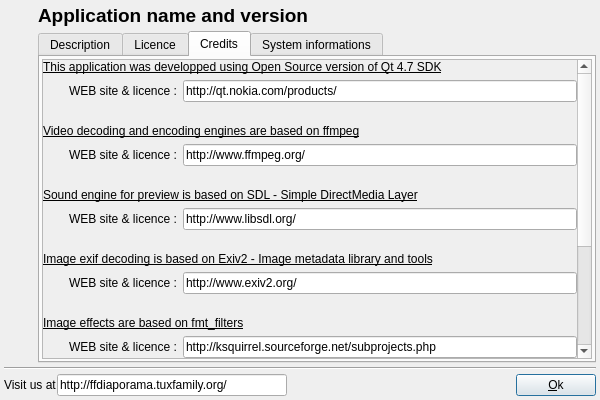
Above: DlgAbout.ui from boenki/ffdiaporama before the change. Below: the same form after it.
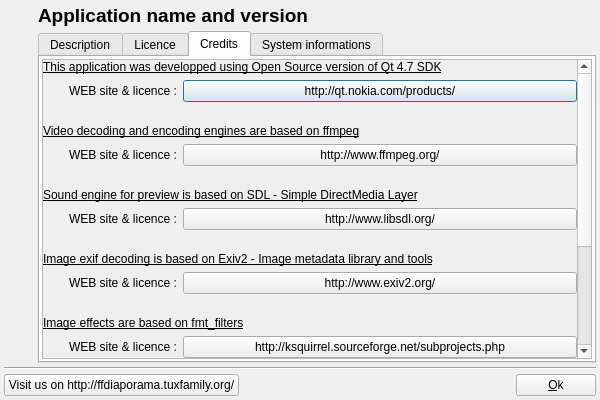
That is the form after the change. The open tabs and pages were chosen to show the change. Icons and pictures are not drawn.

Commit message: Redirection vers le site web pour les fonctions d'aides + liens html dans la boite about

What changed in the file:
```diff
--- a/DlgAbout.ui
+++ b/DlgAbout.ui
@@ -293,7 +293,7 @@
                 <x>0</x>
                 <y>0</y>
                 <width>478</width>
-                <height>494</height>
+                <height>508</height>
                </rect>
               </property>
               <layout class="QGridLayout" name="gridLayout_2">
@@ -322,16 +322,6 @@
                  </property>
                 </widget>
                </item>
-               <item row="1" column="2">
-                <widget class="QLineEdit" name="lineEdit">
-                 <property name="text">
-                  <string notr="true">http://qt.nokia.com/products/</string>
-                 </property>
-                 <property name="readOnly">
-                  <bool>true</bool>
-                 </property>
-                </widget>
-               </item>
                <item row="1" column="0">
                 <widget class="QLabel" name="label_4">
                  <property name="minimumSize">
@@ -364,14 +354,7 @@
                  <property name="alignment">
                   <set>Qt::AlignBottom|Qt::AlignLeading|Qt::AlignLeft</set>
                  </property>
-                </widget>
-               </item>
-               <item row="3" column="2">
-                <widget class="QLineEdit" name="lineEdit_2">
-                 <property name="text">
-                  <string notr="true">http://www.ffmpeg.org/</string>
-                 </property>
-                 <property name="readOnly">
+                 <property name="wordWrap">
                   <bool>true</bool>
                  </property>
                 </widget>
@@ -402,14 +385,7 @@
                  <property name="alignment">
                   <set>Qt::AlignBottom|Qt::AlignLeading|Qt::AlignLeft</set>
                  </property>
-                </widget>
-               </item>
-               <item row="5" column="2">
-                <widget class="QLineEdit" name="lineEdit_3">
-                 <property name="text">
-                  <string notr="true">http://www.libsdl.org/</string>
-                 </property>
-                 <property name="readOnly">
+                 <property name="wordWrap">
                   <bool>true</bool>
                  </property>
                 </widget>
@@ -440,14 +416,7 @@
                  <property name="alignment">
                   <set>Qt::AlignBottom|Qt::AlignLeading|Qt::AlignLeft</set>
                  </property>
-                </widget>
-               </item>
-               <item row="7" column="2">
-                <widget class="QLineEdit" name="lineEdit_4">
-                 <property name="text">
-                  <string notr="true">http://www.exiv2.org/</string>
-                 </property>
-                 <property name="readOnly">
+                 <property name="wordWrap">
                   <bool>true</bool>
                  </property>
                 </widget>
@@ -554,14 +523,7 @@
                  <property name="alignment">
                   <set>Qt::AlignBottom|Qt::AlignLeading|Qt::AlignLeft</set>
                  </property>
-                </widget>
-               </item>
-               <item row="9" column="2">
-                <widget class="QLineEdit" name="lineEdit_7">
-                 <property name="text">
-                  <string notr="true">http://ksquirrel.sourceforge.net/subprojects.php</string>
-                 </property>
-                 <property name="readOnly">
+                 <property name="wordWrap">
                   <bool>true</bool>
                  </property>
                 </widget>
@@ -586,6 +548,97 @@
                  </property>
                 </spacer>
                </item>
+               <item row="1" column="2">
+                <widget class="QPushButton" name="QtWebSiteBT">
+                 <property name="sizePolicy">
+                  <sizepolicy hsizetype="Expanding" vsizetype="Fixed">
+                   <horstretch>0</horstretch>
+                   <verstretch>0</verstretch>
+                  </sizepolicy>
+                 </property>
+                 <property name="text">
+                  <string notr="true">http://qt.nokia.com/products/</string>
+                 </property>
+                </widget>
+               </item>
+               <item row="3" column="2">
+                <widget class="QPushButton" name="ffMPEGWebSiteBT">
+                 <property name="sizePolicy">
+                  <sizepolicy hsizetype="Preferred" vsizetype="Fixed">
+                   <horstretch>0</horstretch>
+                   <verstretch>0</verstretch>
+                  </sizepolicy>
+                 </property>
+                 <property name="text">
+                  <string notr="true">http://www.ffmpeg.org/</string>
+                 </property>
+                </widget>
+               </item>
+               <item row="5" column="2">
+                <widget class="QPushButton" name="SDLWebSiteBT">
+                 <property name="sizePolicy">
+                  <sizepolicy hsizetype="Preferred" vsizetype="Fixed">
+                   <horstretch>0</horstretch>
+                   <verstretch>0</verstretch>
+                  </sizepolicy>
+                 </property>
+                 <property name="text">
+                  <string notr="true">http://www.libsdl.org/</string>
+                 </property>
+                </widget>
+               </item>
+               <item row="7" column="2">
+                <widget class="QPushButton" name="EXIV2WebSiteBT">
+                 <property name="sizePolicy">
+                  <sizepolicy hsizetype="Preferred" vsizetype="Fixed">
+                   <horstretch>0</horstretch>
+                   <verstretch>0</verstretch>
+                  </sizepolicy>
+                 </property>
+                 <property name="text">
+                  <string notr="true">http://www.exiv2.org/</string>
+                 </property>
+                </widget>
+               </item>
+               <item row="9" column="2">
+                <widget class="QPushButton" name="FMTFWebSiteBT">
+                 <property name="sizePolicy">
+                  <sizepolicy hsizetype="Preferred" vsizetype="Fixed">
+                   <horstretch>0</horstretch>
+                   <verstretch>0</verstretch>
+                  </sizepolicy>
+                 </property>
+                 <property name="text">
+                  <string notr="true">http://ksquirrel.sourceforge.net/subprojects.php</string>
+                 </property>
+                </widget>
+               </item>
+               <item row="11" column="2">
+                <widget class="QPushButton" name="CrystalWebSiteBT">
+                 <property name="sizePolicy">
+                  <sizepolicy hsizetype="Preferred" vsizetype="Fixed">
+                   <horstretch>0</horstretch>
+                   <verstretch>0</verstretch>
+                  </sizepolicy>
+                 </property>
+                 <property name="text">
+                  <string notr="true">http://www.everaldo.com/crystal/</string>
+                 </property>
+                </widget>
+               </item>
+               <item row="15" column="2">
+                <widget class="QPushButton" name="CC2WebSiteBT">
+                 <property name="sizePolicy">
+                  <sizepolicy hsizetype="Preferred" vsizetype="Fixed">
+                   <horstretch>0</horstretch>
+                   <verstretch>0</verstretch>
+                  </sizepolicy>
+                 </property>
+                 <property name="text">
+                  <string notr="true">http://creativecommons.org/</string>
+                 </property>
+                </widget>
+               </item>
               </layout>
              </widget>
             </widget>
@@ -644,25 +697,9 @@
       <number>0</number>
      </property>
      <item>
-      <widget class="QLabel" name="label_6">
+      <widget class="QPushButton" name="OpenffDiaporamaWebBT">
        <property name="text">
-        <string>Visit us at</string>
-       </property>
-      </widget>
-     </item>
-     <item>
-      <widget class="QLineEdit" name="lineEdit_8">
-       <property name="sizePolicy">
-        <sizepolicy hsizetype="Expanding" vsizetype="Fixed">
-         <horstretch>0</horstretch>
-         <verstretch>0</verstretch>
-        </sizepolicy>
-       </property>
-       <property name="text">
-        <string notr="true">http://ffdiaporama.tuxfamily.org/</string>
-       </property>
-       <property name="readOnly">
-        <bool>true</bool>
+        <string notr="true">Visit us on http://ffdiaporama.tuxfamily.org/</string>
        </property>
       </widget>
      </item>
```
Left out of the diff: 26 changed lines with no effect on the pictures. The commit also changes 13 other files.
